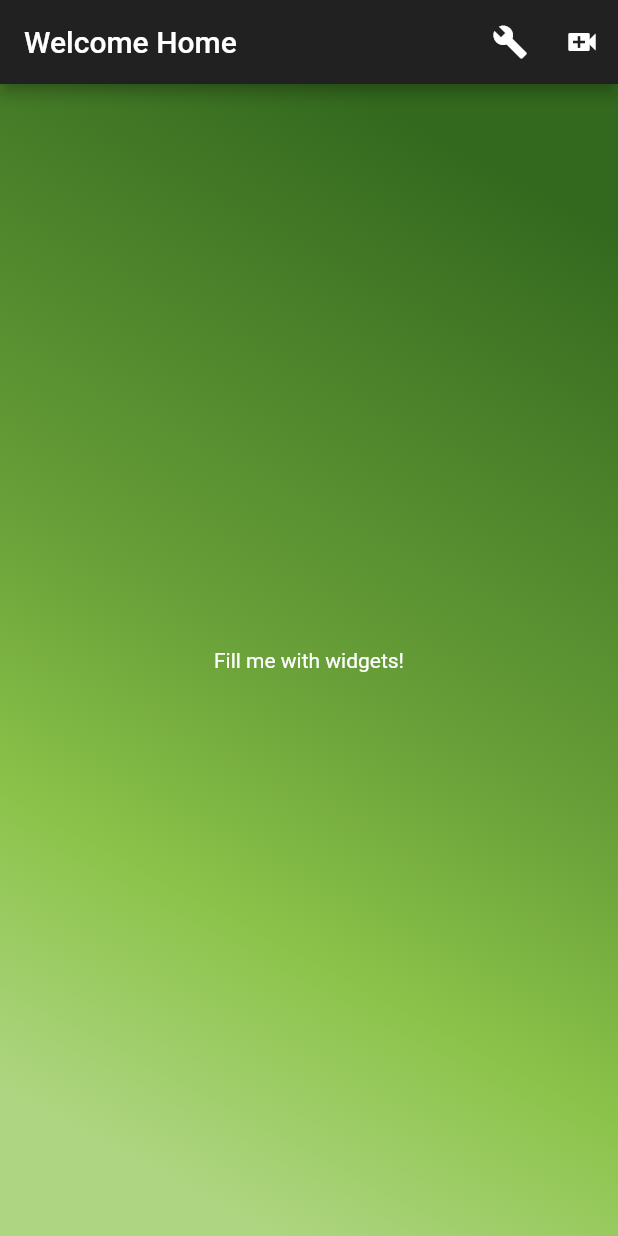
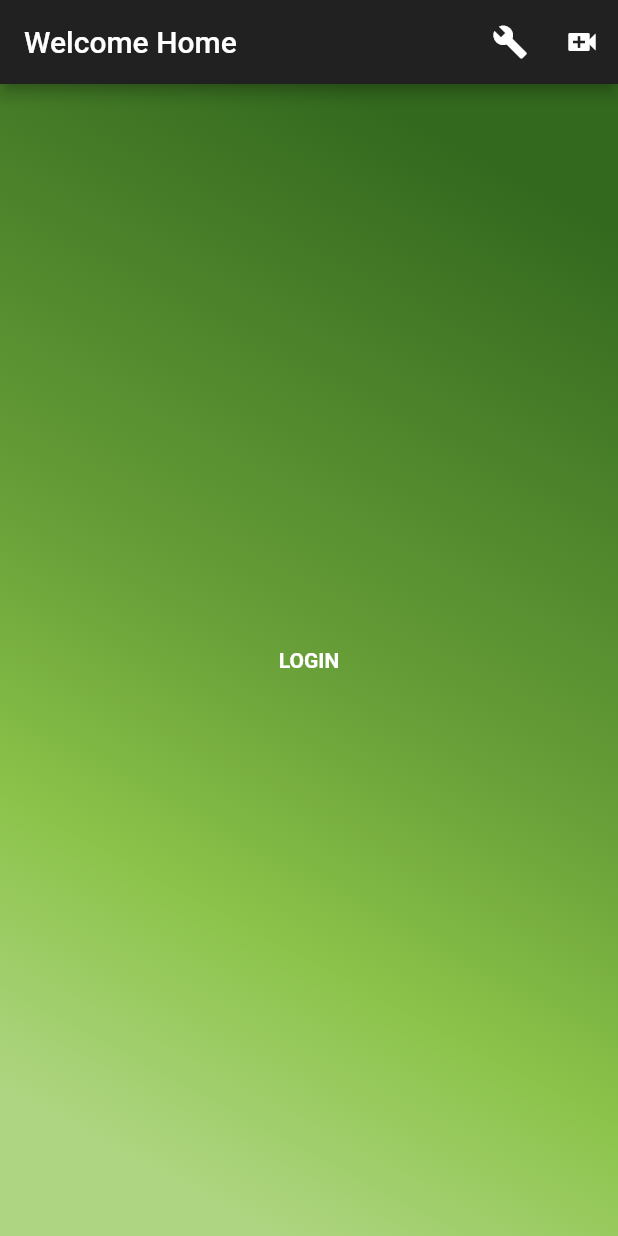
Before and after one commit to VertexChat/vertex, a Flutter app: the screen it shows after launch, on a phone screen of 412 x 824 dp. Run offline on Flutter 3.47's test engine with Material 2 defaults, Android fonts, the phone set to English and light mode, and no system bars; our stand-ins replace auto_size_text; Roboto replaces fonts that are missing (Montserrat).

```diff
--- a/ui/lib/main.dart
+++ b/ui/lib/main.dart
@@ -68,7 +68,6 @@ class _VertexHomePageState extends State<VertexHomePage> {
     /// Need one every time we build a new page
     return Scaffold(
       appBar: AppBar(
-
         /// Setting AppBar title here
         title: Text(widget.title),
         actions: <Widget>[
@@ -79,7 +78,7 @@ class _VertexHomePageState extends State<VertexHomePage> {
           IconButton(
             icon: Icon(Icons.video_call),
             onPressed: _showConnectCallPage,
-          )
+          ),
         ],
       ),
       body: Container(
@@ -97,8 +96,29 @@ class _VertexHomePageState extends State<VertexHomePage> {
           ),
         ),
         child: Center(
-          child: Text("Fill me with widgets!"),
-        ),
+            child: Column(
+          mainAxisAlignment: MainAxisAlignment.center,
+          children: <Widget>[
+            InkWell(
+              onTap: () {
+                //TODO: Add login check
+                Navigator.push(
+                  context,
+                  MaterialPageRoute(builder: (context) => LoginPage()),
+                );
+              },
+              child: Center(
+                child: Text(
+                  'LOGIN',
+                  style: TextStyle(
+                      color: Colors.white,
+                      fontWeight: FontWeight.bold,
+                      fontFamily: 'Montserrat'),
+                ),
+              ),
+            ),
+          ],
+        )),
       ),
     );
   }
--- a/ui/pubspec.yaml
+++ b/ui/pubspec.yaml
@@ -25,6 +25,10 @@ dependencies:
   # The following adds the Cupertino Icons font to your application.
   # Use with the CupertinoIcons class for iOS style icons.
   cupertino_icons: ^0.1.2
+
+  #https://pub.dev/packages/auto_size_text
+  # Flutter widget that automatically resizes text to fit perfectly within its bounds.
+  auto_size_text: ^2.1.0
 
 dev_dependencies:
   flutter_test:
```
Also changed, not shown: ui/lib/src/pages/login_register/login_page.dart (+21 -17 lines), ui/lib/src/pages/login_register/register_page.dart (+7 -5 lines), ui/pubspec.lock.
